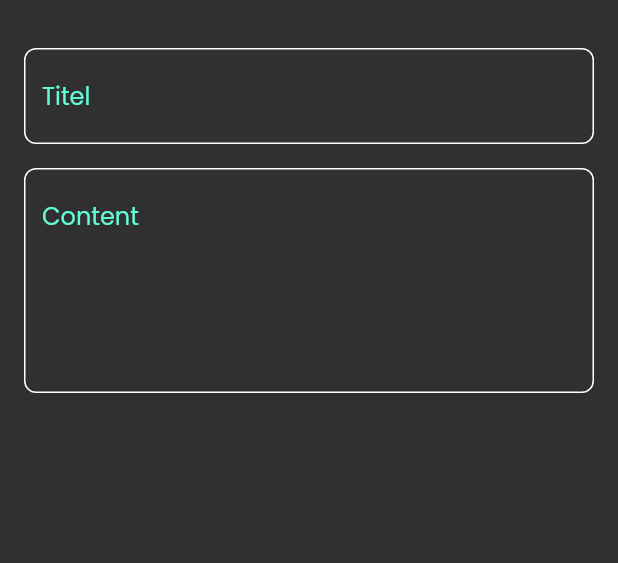
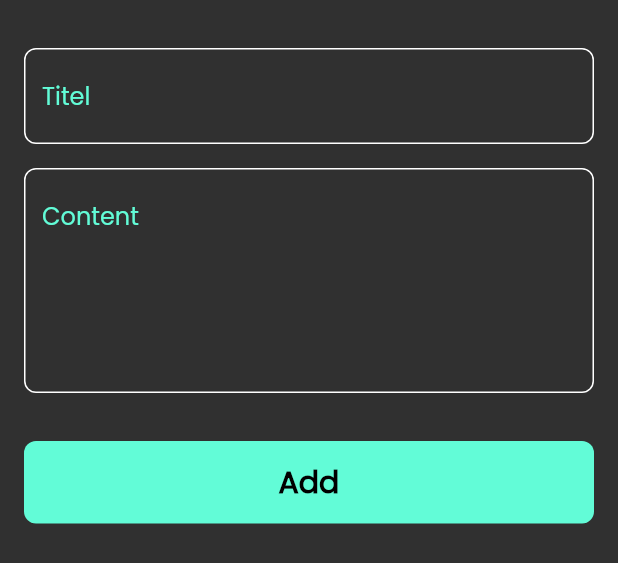
Before and after one commit to nada12elsayed13/notes_app, a Flutter app: the AddNoteBottemSheet widget shown alone on an empty page, opened directly, on a phone screen of 412 x 824 dp. Shown: the top 563 px of the screen. Run offline on Flutter 3.47's test engine with Material 2 defaults, Android fonts, the phone set to English and light mode, and no system bars; our stand-ins replace font_awesome_flutter.

Commit message:
finish model bottom

```diff
--- a/lib/widgets/AddNotesBottomSheet.dart
+++ b/lib/widgets/AddNotesBottomSheet.dart
@@ -1,5 +1,7 @@
 import 'package:flutter/material.dart';
 import 'package:notes_app/widgets/customText_field.dart';
+
+import 'custombutton.dart';
 
 class AddNoteBottemSheet extends StatelessWidget {
   const AddNoteBottemSheet({super.key});
@@ -23,6 +25,11 @@ class AddNoteBottemSheet extends StatelessWidget {
             hint: 'Content',
             maxlines: 5,
           ),
+          SizedBox(
+            height: 32,
+          ),
+          CustomBotton(),
+          SizedBox(height: 16,)
         ],
       ),
     );
--- /dev/null
+++ b/lib/widgets/custombutton.dart
@@ -0,0 +1,28 @@
+import 'package:flutter/material.dart';
+
+import 'constes.dart';
+
+class CustomBotton extends StatelessWidget {
+  const CustomBotton({super.key});
+
+  @override
+  Widget build(BuildContext context) {
+    return SingleChildScrollView(
+      child: Container(
+        width: MediaQuery.of(context).size.width,
+        height: 55,
+        decoration: BoxDecoration(
+          borderRadius: BorderRadius.circular(8),
+          color: kPrimaryColor,
+        ),
+        child: const Center(
+          child: Text(
+            'Add',
+            style: TextStyle(
+                color: Colors.black, fontWeight: FontWeight.bold, fontSize: 20),
+          ),
+        ),
+      ),
+    );
+  }
+}
```
